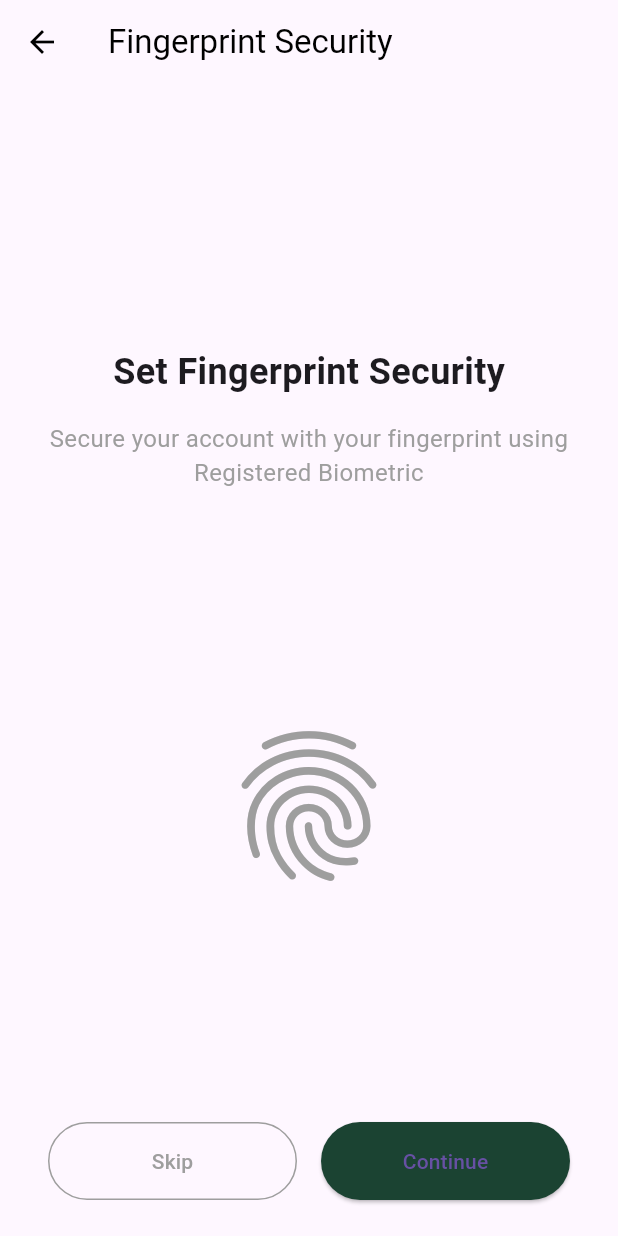
After one commit to AhmadIb227/fart-app, a Flutter app: the FingerprintView screen opened by its route, on a phone screen of 412 x 824 dp. The commit adds this screen. Run offline on Flutter 3.47's test engine with Material 3 defaults, Android fonts, the phone set to English and light mode, and no system bars; our stand-ins replace email_validator, get, get_storage, local_auth, pinput; accounts and stored records are empty.

Commit message:
feat(security): add fingerprint setup screen

```diff
--- a/lib/app/modules/auth/bindings/auth_binding.dart
+++ b/lib/app/modules/auth/bindings/auth_binding.dart
@@ -1,12 +1,12 @@
 // In auth_binding.dart
 import 'package:get/get.dart';
 import '../controllers/login_controller.dart';
-import '../controllers/otp_controller.dart'; // استيراد الكنترولر الجديد
+import '../controllers/otp_controller.dart';
 
 class AuthBinding extends Bindings {
   @override
   void dependencies() {
     Get.lazyPut<LoginController>(() => LoginController());
-    Get.lazyPut<OtpController>(() => OtpController()); // إضافة الكنترولر الجديد
+    Get.lazyPut<OtpController>(() => OtpController());
   }
 }
--- a/lib/app/modules/auth/controllers/login_controller.dart
+++ b/lib/app/modules/auth/controllers/login_controller.dart
@@ -30,6 +30,7 @@ class LoginController extends GetxController {
       emailController.text = storage.read('email');
       rememberMe.value = true;
     }
+    print("Biometric status: ${storage.read('is_biometric_enabled')}");
   }
 
   @override
@@ -53,9 +54,6 @@ class LoginController extends GetxController {
 
         if (emailController.text == "test@test.com" &&
             passwordController.text == "123456") {
-          // --- بداية التعديلات ---
-
-          // 1. أوقف التحميل أولاً
           isLoading.value = false;
 
           if (rememberMe.value) {
@@ -73,10 +71,10 @@ class LoginController extends GetxController {
             margin: const EdgeInsets.all(10),
           );
 
-          // 2. استخدم toNamed بدلاً من offAllNamed للسماح بالرجوع
+          // أضف تأخيرًا بسيطًا للسماح للـ Snackbar بالظهور قبل الانتقال
+          await Future.delayed(const Duration(milliseconds: 500));
+
           Get.toNamed(Routes.OTP);
-
-          // --- نهاية التعديلات ---
         } else {
           throw "Incorrect email or password";
         }
@@ -90,7 +88,6 @@ class LoginController extends GetxController {
           margin: const EdgeInsets.all(10),
         );
       } finally {
-        // 3. تأكد من إيقاف التحميل أيضًا في حالة الفشل أو الخطأ
         if (isLoading.value) {
           isLoading.value = false;
         }
--- /dev/null
+++ b/lib/app/modules/security/controllers/fingerprint_controller.dart
@@ -0,0 +1,53 @@
+import 'package:flutter/services.dart';
+import 'package:get/get.dart';
+import 'package:get_storage/get_storage.dart';
+import 'package:local_auth/local_auth.dart';
+import 'package:messaging_app/app/routes/app_pages.dart';
+
+enum SupportState { unknown, supported, unsupported }
+enum AuthStatus { idle, scanning, success, failed }
+
+class FingerprintController extends GetxController {
+  final LocalAuthentication auth = LocalAuthentication();
+  final storage = GetStorage();
+
+  var supportState = SupportState.unknown.obs;
+  var authStatus = AuthStatus.idle.obs;
+
+  @override
+  void onInit() {
+    super.onInit();
+    auth.isDeviceSupported().then(
+          (bool isSupported) => supportState.value =
+              isSupported ? SupportState.supported : SupportState.unsupported,
+        );
+  }
+
+  Future<void> authenticate() async {
+    try {
+      authStatus.value = AuthStatus.scanning;
+      final bool didAuthenticate = await auth.authenticate(
+        localizedReason: 'Please authenticate to secure your account',
+        options: const AuthenticationOptions(
+          stickyAuth: true, // Keep the dialog open on app switch
+        ),
+      );
+
+      if (didAuthenticate) {
+        authStatus.value = AuthStatus.success;
+        await storage.write('is_biometric_enabled', true);
+        // Wait for a moment so the user can see the success message
+        await Future.delayed(const Duration(seconds: 1));
+        Get.offAllNamed(Routes.LOGIN); // Navigate to the main app screen
+      } else {
+        authStatus.value = AuthStatus.failed;
+      }
+    } on PlatformException {
+      authStatus.value = AuthStatus.failed;
+    }
+  }
+
+  void skip() {
+    Get.offAllNamed(Routes.LOGIN); // Navigate to home
+  }
+}
--- /dev/null
+++ b/lib/app/modules/security/views/fingerprint_view.dart
@@ -0,0 +1,79 @@
+import 'package:flutter/material.dart';
+import 'package:get/get.dart';
+import '../controllers/fingerprint_controller.dart';
+
+class FingerprintView extends GetView<FingerprintController> {
+  const FingerprintView({Key? key}) : super(key: key);
+
+  @override
+  Widget build(BuildContext context) {
+    return Scaffold(
+      appBar: AppBar(
+        backgroundColor: Colors.transparent,
+        elevation: 0,
+        leading: const BackButton(color: Colors.black),
+        title: const Text('Fingerprint Security', style: TextStyle(color: Colors.black)),
+      ),
+      body: Padding(
+        padding: const EdgeInsets.symmetric(vertical: 24, horizontal: 32),
+        child: Column(
+          mainAxisAlignment: MainAxisAlignment.center,
+          children: [
+            const Spacer(),
+            const Text(
+              'Set Fingerprint Security',
+              style: TextStyle(fontSize: 24, fontWeight: FontWeight.bold),
+            ),
+            const SizedBox(height: 16),
+            const Text(
+              'Secure your account with your fingerprint using Registered Biometric',
+              textAlign: TextAlign.center,
+              style: TextStyle(fontSize: 16, color: Colors.grey),
+            ),
+            const Spacer(),
+            Obx(() => _buildStatusIcon()),
+            const Spacer(),
+            Row(
+              children: [
+                Expanded(
+                  child: OutlinedButton(
+                    onPressed: controller.skip,
+                    style: OutlinedButton.styleFrom(
+                      padding: const EdgeInsets.symmetric(vertical: 16),
+                      side: const BorderSide(color: Colors.grey),
+                    ),
+                    child: const Text('Skip', style: TextStyle(color: Colors.grey)),
+                  ),
+                ),
+                const SizedBox(width: 16),
+                Expanded(
+                  child: ElevatedButton(
+                    onPressed: controller.authenticate,
+                    style: ElevatedButton.styleFrom(
+                      backgroundColor: const Color(0xFF1B4332),
+                      padding: const EdgeInsets.symmetric(vertical: 16),
+                    ),
+                    child: const Text('Continue'),
+                  ),
+                ),
+              ],
+            )
+          ],
+        ),
+      ),
+    );
+  }
+
+  Widget _buildStatusIcon() {
+    switch (controller.authStatus.value) {
+      case AuthStatus.idle:
+        return const Icon(Icons.fingerprint, size: 120, color: Colors.grey);
+      case AuthStatus.scanning:
+        return const CircularProgressIndicator();
+      case AuthStatus.success:
+        return const Icon(Icons.check_circle, size: 120, color: Colors.green);
+      case AuthStatus.failed:
+        return const Icon(Icons.error, size: 120, color: Colors.red);
+    }
+  }
+}
--- a/lib/app/routes/app_routes.dart
+++ b/lib/app/routes/app_routes.dart
@@ -4,4 +4,6 @@ part of 'app_pages.dart';
 abstract class Routes {
   static const LOGIN = '/login';
   static const OTP = '/otp';
+  static const FINGERPRINT = '/fingerprint';
+
 }
--- a/lib/main.dart
+++ b/lib/main.dart
@@ -1,11 +1,10 @@
 import 'package:flutter/material.dart';
 import 'package:get/get.dart';
-import 'package:get_storage/get_storage.dart'; // 1. استيراد الحزمة
+import 'package:get_storage/get_storage.dart';
 import 'app/routes/app_pages.dart';
 
 void main() async {
-  // 2. تحويل الدالة إلى async
-  await GetStorage.init(); // 3. تهيئة GetStorage
+  await GetStorage.init();
 
   runApp(
     GetMaterialApp(
--- a/pubspec.yaml
+++ b/pubspec.yaml
@@ -34,6 +34,8 @@ dependencies:
   email_validator: ^2.1.17
   get_storage: ^2.1.1
   pinput: ^5.0.1
+  local_auth: ^2.2.0
+
   # The following adds the Cupertino Icons font to your application.
   # Use with the CupertinoIcons class for iOS style icons.
   cupertino_icons: ^1.0.2
```
Also changed, not shown: lib/app/modules/auth/controllers/otp_controller.dart (+7 -17 lines), lib/app/modules/auth/views/login_view.dart (+4 -30 lines), lib/app/modules/security/bindings/security_binding.dart (added, +11 -0 lines), lib/app/routes/app_pages.dart (+8 -1 lines), pubspec.lock, 4 other files.
